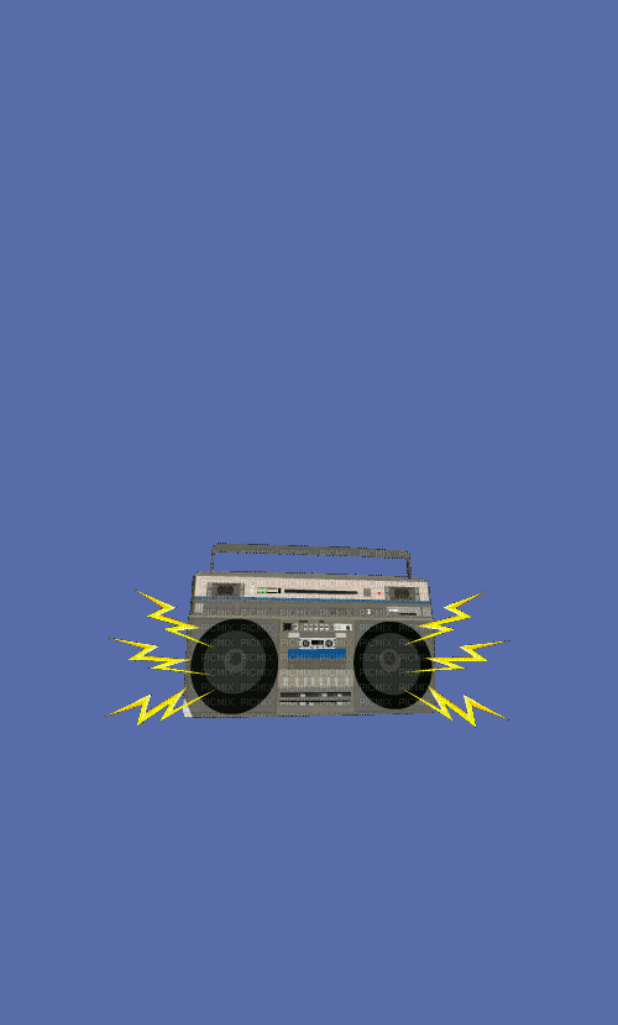
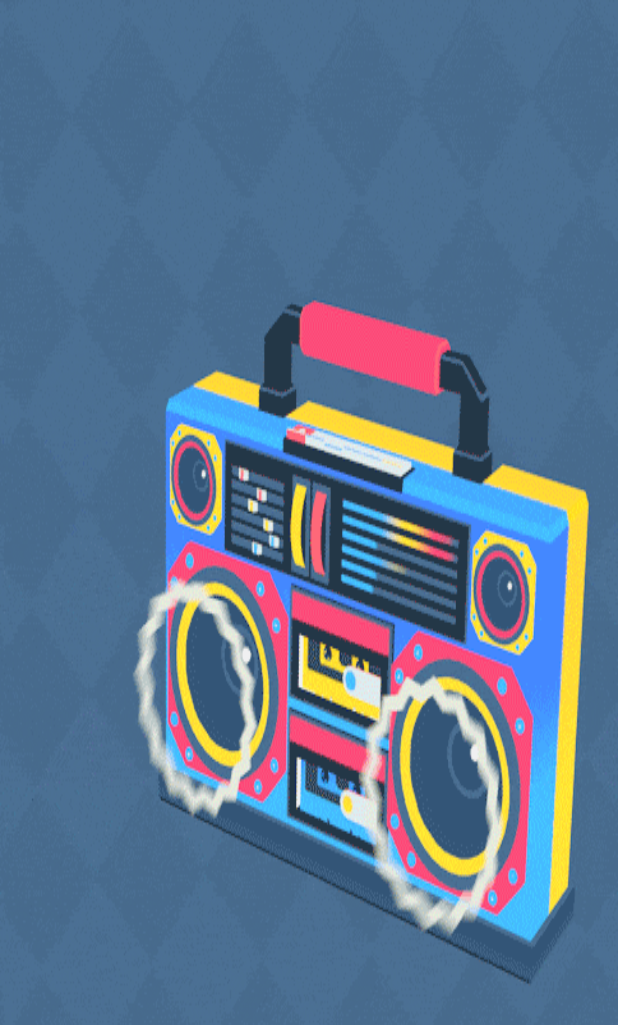
Before and after one commit to Cagdassrgl/radio_project, a Flutter app: the first screen one second after launch, on a phone screen of 412 x 824 dp. Shown: the top 1025 px of the screen. Run offline on Flutter 3.47's test engine with Material 2 defaults, Android fonts, the phone set to English and light mode, and no system bars; our stand-ins replace flutter_screenutil, get, google_fonts, just_audio.

Commit message:
last changes

```diff
--- a/lib/core/constant/app_assets/app_assets.dart
+++ b/lib/core/constant/app_assets/app_assets.dart
@@ -1,6 +1,5 @@
 // ignore_for_file: non_constant_identifier_names
 
 class AppAssets {
-  static String SPLASH_GIF = "assets/gif/splash_gif.gif";
-  static String RADIO_GIF = "assets/gif/radio_gif.gif";
+  static String SPLASH_GIF = "assets/gif/gif.gif";
 }
--- a/lib/view/splash/splash_page.dart
+++ b/lib/view/splash/splash_page.dart
@@ -14,14 +14,9 @@ class SplashPage extends StatelessWidget {
       const Duration(seconds: 3),
       () => Navigator.pushReplacementNamed(context, '/home'),
     );
-    return Scaffold(
-      backgroundColor: AppColors.lightBlue,
-      body: Center(
-        child: Image.asset(
-          AppAssets.SPLASH_GIF,
-          fit: BoxFit.fill,
-        ),
-      ),
+    return Image.asset(
+      AppAssets.SPLASH_GIF,
+      fit: BoxFit.fill,
     );
   }
 }
--- a/pubspec.yaml
+++ b/pubspec.yaml
@@ -29,6 +29,7 @@ flutter:
    - assets/
    - assets/gif/splash_gif.gif
    - assets/gif/radio_gif.gif
+   - assets/gif/gif.gif
    - assets/radios/radio.json
    - assets/icon/hiphop.jpg
    - assets/icon/rock.png
```
Also changed, not shown: assets/gif/gif.gif (added), assets/gif/radio_gif.gif (deleted), assets/gif/splash_gif.gif (deleted), assets/icon/rock.png (deleted).
